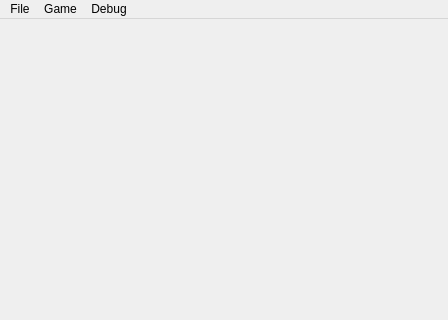
Qt form src/view/mainwindow.ui (arnavgoel215/8080-Emulator) before a commit; both pictures show x 0 to 448 and y 0 to 320 of the 448 by 534 pixel window.
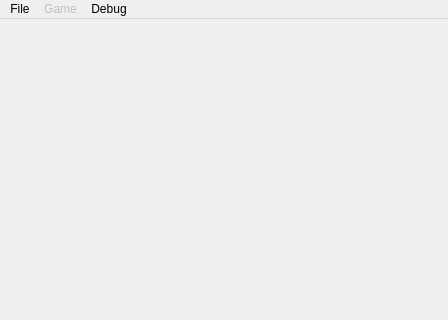
The same form after that commit.

Commit message: Default enabled state in UI for game menu options are disabled. Added Close ROM action.

Diff of the .ui file:
```diff
--- a/src/view/mainwindow.ui
+++ b/src/view/mainwindow.ui
@@ -36,6 +36,9 @@
     <addaction name="actionLoad_ROM"/>
    </widget>
    <widget class="QMenu" name="menuGame">
+    <property name="enabled">
+     <bool>false</bool>
+    </property>
     <property name="title">
      <string>Game</string>
     </property>
```
Left out of the diff: 21 changed lines with no effect on the pictures.
